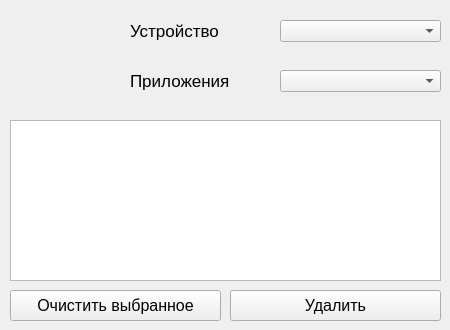
Old version of the form ui.ui in the repository m0t9/SAR.
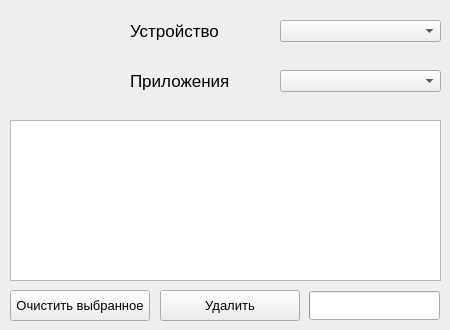
New version of the form. Icons and pictures are not drawn.

Commit message: Expanded database, added progress bar, updated reference window UI.

The edit to the form file:
```diff
--- a/ui.ui
+++ b/ui.ui
@@ -82,15 +82,15 @@
    <widget class="QPushButton" name="remove_apps_button">
     <property name="geometry">
      <rect>
-      <x>230</x>
+      <x>160</x>
       <y>290</y>
-      <width>211</width>
+      <width>140</width>
       <height>31</height>
      </rect>
     </property>
     <property name="font">
      <font>
-      <pointsize>12</pointsize>
+      <pointsize>10</pointsize>
      </font>
     </property>
     <property name="text">
@@ -147,13 +147,13 @@
      <rect>
       <x>10</x>
       <y>290</y>
-      <width>211</width>
+      <width>140</width>
       <height>31</height>
      </rect>
     </property>
     <property name="font">
      <font>
-      <pointsize>12</pointsize>
+      <pointsize>10</pointsize>
      </font>
     </property>
     <property name="text">
@@ -173,6 +173,22 @@
      <bool>true</bool>
     </property>
    </widget>
+   <widget class="QProgressBar" name="progress_bar">
+    <property name="geometry">
+     <rect>
+      <x>309</x>
+      <y>291</y>
+      <width>131</width>
+      <height>29</height>
+     </rect>
+    </property>
+    <property name="value">
+     <number>0</number>
+    </property>
+    <property name="textVisible">
+     <bool>false</bool>
+    </property>
+   </widget>
   </widget>
  </widget>
  <resources/>
```
The commit also changes 3 other files.
